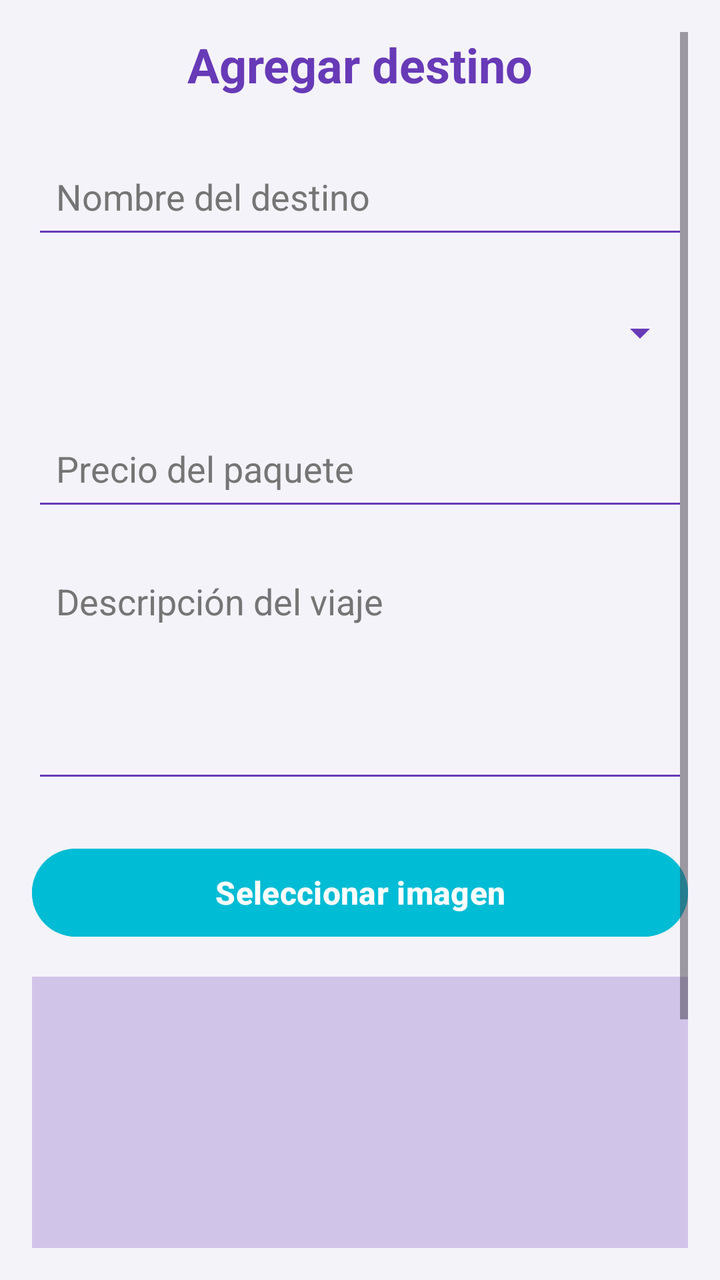
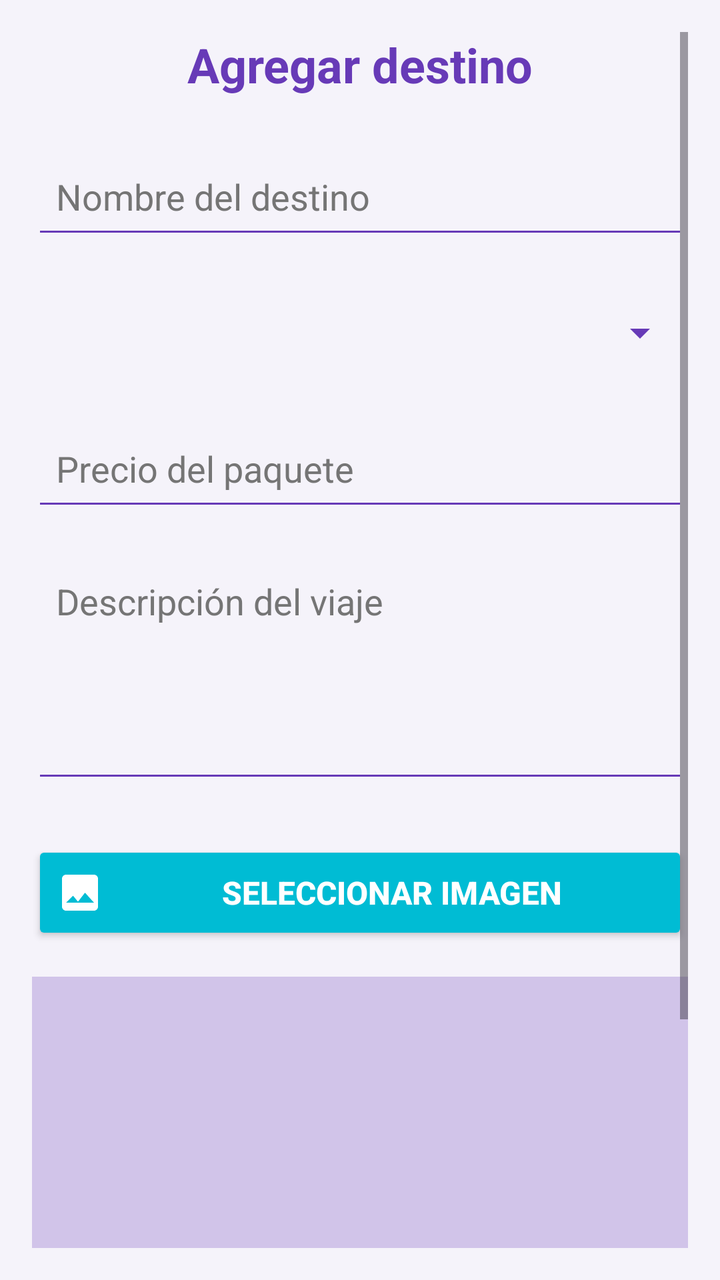

Compare the two renders of this Android layout. The source of the first and the diff that turns it into the second are given below.
<!-- AndroidManifest.xml: application theme Theme.Desafio2_DSM -->
<!-- res/layout/activity_add_destination.xml -->
<?xml version="1.0" encoding="utf-8"?>
<ScrollView xmlns:android="http://schemas.android.com/apk/res/android"
    xmlns:tools="http://schemas.android.com/tools"
    android:layout_width="match_parent"
    android:layout_height="match_parent"
    android:background="@color/background"
    android:fillViewport="true"
    android:padding="@dimen/padding_standard"
    tools:context=".AddDestinationActivity">

    <LinearLayout
        android:layout_width="match_parent"
        android:layout_height="wrap_content"
        android:orientation="vertical">

        <TextView
            android:layout_width="match_parent"
            android:layout_height="wrap_content"
            android:layout_marginBottom="@dimen/margin_large"
            android:gravity="center"
            android:text="@string/add_destination"
            android:textColor="@color/primary"
            android:textSize="@dimen/text_size_large"
            android:textStyle="bold" />

        <EditText
            android:id="@+id/nameEditText"
            android:layout_width="match_parent"
            android:layout_height="@dimen/input_height"
            android:backgroundTint="@color/primary"
            android:hint="@string/destination_name"
            android:inputType="text"
            android:padding="@dimen/input_padding"
            android:textColor="@color/text_primary"
            android:textColorHint="@color/text_secondary" />

        <Spinner
            android:id="@+id/countrySpinner"
            android:layout_width="match_parent"
            android:layout_height="@dimen/input_height"
            android:layout_marginTop="@dimen/margin_medium"
            android:backgroundTint="@color/primary" />

        <EditText
            android:id="@+id/priceEditText"
            android:layout_width="match_parent"
            android:layout_height="@dimen/input_height"
            android:layout_marginTop="@dimen/margin_medium"
            android:backgroundTint="@color/primary"
            android:hint="@string/price"
            android:inputType="numberDecimal"
            android:padding="@dimen/input_padding"
            android:textColor="@color/text_primary"
            android:textColorHint="@color/text_secondary" />

        <EditText
            android:id="@+id/descriptionEditText"
            android:layout_width="match_parent"
            android:layout_height="120dp"
            android:layout_marginTop="@dimen/margin_medium"
            android:backgroundTint="@color/primary"
            android:gravity="top"
            android:hint="@string/description"
            android:inputType="textMultiLine"
            android:padding="@dimen/input_padding"
            android:textColor="@color/text_primary"
            android:textColorHint="@color/text_secondary" />

        <Button
            android:id="@+id/selectImageButton"
            android:layout_width="match_parent"
            android:layout_height="@dimen/button_height"
            android:layout_marginTop="@dimen/margin_large"
            android:backgroundTint="@color/accent"
            android:text="@string/select_image"
            android:textColor="@color/white"
            android:textSize="@dimen/text_size_normal"
            android:textStyle="bold" />

        <ImageView
            android:id="@+id/previewImageView"
            android:layout_width="match_parent"
            android:layout_height="@dimen/destination_image_height"
            android:layout_marginTop="@dimen/margin_medium"
            android:background="@color/primary_light"
            android:contentDescription="@string/select_image"
            android:scaleType="centerCrop" />

        <Button
            android:id="@+id/saveButton"
            android:layout_width="match_parent"
            android:layout_height="@dimen/button_height"
            android:layout_marginTop="@dimen/margin_large"
            android:layout_marginBottom="@dimen/margin_large"
            android:backgroundTint="@color/primary"
            android:text="@string/save"
            android:textColor="@color/white"
            android:textSize="@dimen/text_size_normal"
            android:textStyle="bold" />

    </LinearLayout>

</ScrollView>
<!-- resources referenced by this layout -->
<resources>
  <color name="accent">#00BCD4</color>
  <color name="background">#F5F3FA</color>
  <color name="primary">#673AB7</color>
  <color name="primary_light">#D1C4E9</color>
  <color name="text_primary">#212121</color>
  <color name="text_secondary">#757575</color>
  <color name="white">#FFFFFF</color>
  <dimen name="button_height">52dp</dimen>
  <dimen name="destination_image_height">200dp</dimen>
  <dimen name="input_height">52dp</dimen>
  <dimen name="input_padding">12dp</dimen>
  <dimen name="margin_large">24dp</dimen>
  <dimen name="margin_medium">16dp</dimen>
  <dimen name="padding_standard">16dp</dimen>
  <dimen name="text_size_large">24sp</dimen>
  <dimen name="text_size_normal">16sp</dimen>
  <string name="add_destination">Agregar destino</string>
  <string name="description">Descripción del viaje</string>
  <string name="destination_name">Nombre del destino</string>
  <string name="price">Precio del paquete</string>
  <string name="save">Guardar</string>
  <string name="select_image">Seleccionar imagen</string>
  <style name="Theme.Desafio2_DSM" parent="Base.Theme.Desafio2_DSM" />
  <style name="Base.Theme.Desafio2_DSM" parent="Theme.Material3.DayNight.NoActionBar">
          
          
      </style>
</resources>

<!-- the commit's change to res/layout/activity_add_destination.xml (unified diff, before → after) -->
@@ -1,5 +1,6 @@
 <?xml version="1.0" encoding="utf-8"?>
 <ScrollView xmlns:android="http://schemas.android.com/apk/res/android"
+    xmlns:app="http://schemas.android.com/apk/res-auto"
     xmlns:tools="http://schemas.android.com/tools"
     android:layout_width="match_parent"
     android:layout_height="match_parent"
@@ -66,7 +67,7 @@
             android:textColor="@color/text_primary"
             android:textColorHint="@color/text_secondary" />
 
-        <Button
+        <androidx.appcompat.widget.AppCompatButton
             android:id="@+id/selectImageButton"
             android:layout_width="match_parent"
             android:layout_height="@dimen/button_height"
@@ -75,7 +76,11 @@
             android:text="@string/select_image"
             android:textColor="@color/white"
             android:textSize="@dimen/text_size_normal"
-            android:textStyle="bold" />
+            android:textStyle="bold"
+            android:gravity="center"
+            android:drawablePadding="8dp"
+            app:drawableStartCompat="@drawable/ic_image"
+            app:drawableTint="@color/white" />
 
         <ImageView
             android:id="@+id/previewImageView"
@@ -86,7 +91,7 @@
             android:contentDescription="@string/select_image"
             android:scaleType="centerCrop" />
 
-        <Button
+        <androidx.appcompat.widget.AppCompatButton
             android:id="@+id/saveButton"
             android:layout_width="match_parent"
             android:layout_height="@dimen/button_height"
@@ -96,7 +101,11 @@
             android:text="@string/save"
             android:textColor="@color/white"
             android:textSize="@dimen/text_size_normal"
-            android:textStyle="bold" />
+            android:textStyle="bold"
+            android:gravity="center"
+            android:drawablePadding="8dp"
+            app:drawableStartCompat="@drawable/ic_save"
+            app:drawableTint="@color/white" />
 
     </LinearLayout>
 
<!-- resource entries referenced after the edit -->
@@ -16,6 +16,34 @@
   <dimen name="padding_standard">16dp</dimen>
   <dimen name="text_size_large">24sp</dimen>
   <dimen name="text_size_normal">16sp</dimen>
+  <!-- drawable ic_image (drawable) -->
+  <vector xmlns:android="http://schemas.android.com/apk/res/android"
+      android:width="24dp"
+      android:height="24dp"
+      android:viewportWidth="24"
+      android:viewportHeight="24">
+  
+      <path
+          android:fillColor="#FFFFFF"
+          android:pathData="M21,19V5c0,-1.1 -0.9,-2 -2,-2H5c-1.1,0 -2,0.9 -2,2v14c0,1.1 0.9,2 2,2h14c1.1,0 2,-0.9 2,-2zM8.5,13.5l2.5,3.01L14.5,12l4.5,5H5z" />
+  
+      <path
+          android:fillColor="#FFFFFF"
+          android:pathData="M8,8.5A1.5,1.5 0,1 1,8 5.5a1.5,1.5 0,0 1,0 3z" />
+  
+  </vector>
+  <!-- drawable ic_save (drawable) -->
+  <vector xmlns:android="http://schemas.android.com/apk/res/android"
+      android:width="24dp"
+      android:height="24dp"
+      android:viewportWidth="24"
+      android:viewportHeight="24">
+  
+      <path
+          android:fillColor="#FFFFFF"
+          android:pathData="M17,3H5c-1.1,0 -2,0.9 -2,2v14c0,1.1 0.9,2 2,2h14c1.1,0 2,-0.9 2,-2V7zM12,19c-1.66,0 -3,-1.34 -3,-3s1.34,-3 3,-3 3,1.34 3,3 -1.34,3 -3,3zM6,8V5h9v3z" />
+  
+  </vector>
   <string name="add_destination">Agregar destino</string>
   <string name="description">Descripción del viaje</string>
   <string name="destination_name">Nombre del destino</string>
